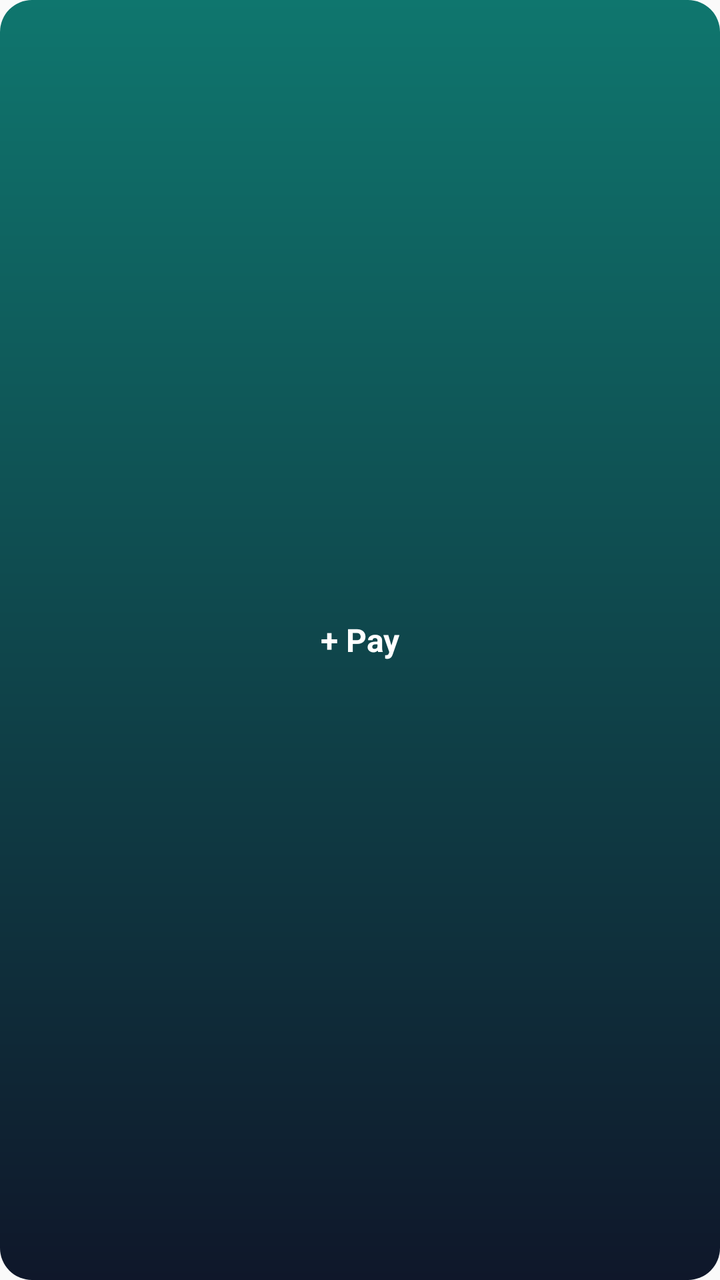
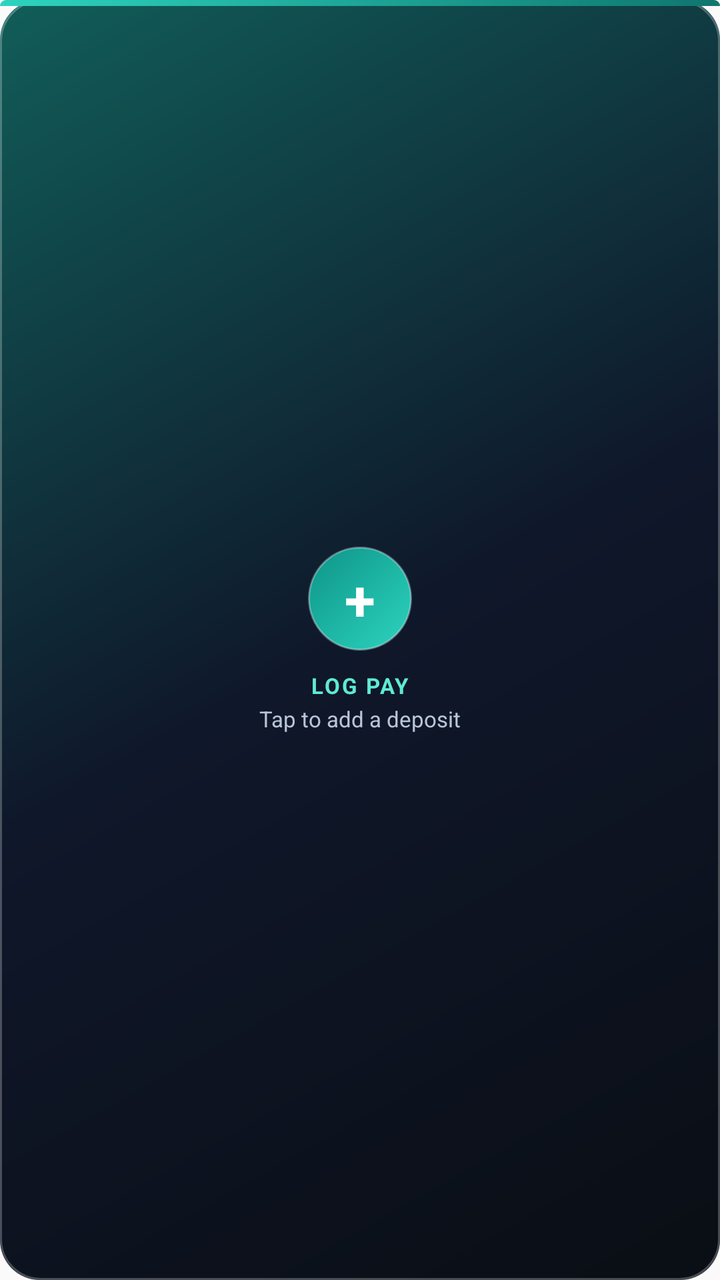

Two renders of the same Android screen: before a commit and after it. Below are the layout's source before the change and the commit's diff.
<!-- AndroidManifest.xml: application theme AppTheme -->
<!-- res/layout/widget_paylog.xml -->
<?xml version="1.0" encoding="utf-8"?>
<FrameLayout xmlns:android="http://schemas.android.com/apk/res/android"
  android:id="@+id/widget_root"
  android:layout_width="match_parent"
  android:layout_height="match_parent"
  android:padding="8dp"
  android:background="@drawable/widget_bg">

  <TextView
    android:layout_width="match_parent"
    android:layout_height="match_parent"
    android:gravity="center"
    android:text="+ Pay"
    android:textStyle="bold"
    android:textSize="16sp"
    android:textColor="@android:color/white" />

</FrameLayout>
<!-- resources referenced by this layout -->
<resources>
  <!-- drawable widget_bg (drawable) -->
  <?xml version="1.0" encoding="utf-8"?>
  <shape xmlns:android="http://schemas.android.com/apk/res/android" android:shape="rectangle">
    <corners android:radius="16dp" />
    <gradient
      android:angle="90"
      android:startColor="#0F172A"
      android:endColor="#0F766E" />
    <padding
      android:left="12dp"
      android:top="12dp"
      android:right="12dp"
      android:bottom="12dp" />
  </shape>
  <style name="AppTheme" parent="Theme.AppCompat.Light.DarkActionBar">
          
          <item name="colorPrimary">@color/colorPrimary</item>
          <item name="colorPrimaryDark">@color/colorPrimaryDark</item>
          <item name="colorAccent">@color/colorAccent</item>
      </style>
</resources>

<!-- the commit's change to res/layout/widget_paylog.xml (unified diff, before → after) -->
@@ -3,16 +3,52 @@
   android:id="@+id/widget_root"
   android:layout_width="match_parent"
   android:layout_height="match_parent"
-  android:padding="8dp"
-  android:background="@drawable/widget_bg">
+  android:background="@drawable/widget_shell">
 
-  <TextView
+  <View
+    android:layout_width="match_parent"
+    android:layout_height="3dp"
+    android:background="@drawable/widget_accent_teal" />
+
+  <LinearLayout
     android:layout_width="match_parent"
     android:layout_height="match_parent"
     android:gravity="center"
-    android:text="+ Pay"
-    android:textStyle="bold"
-    android:textSize="16sp"
-    android:textColor="@android:color/white" />
+    android:orientation="vertical"
+    android:padding="14dp">
 
+    <FrameLayout
+      android:layout_width="52dp"
+      android:layout_height="52dp"
+      android:background="@drawable/widget_pay_fab">
+
+      <TextView
+        android:layout_width="match_parent"
+        android:layout_height="match_parent"
+        android:gravity="center"
+        android:text="+"
+        android:textColor="@color/widget_text_primary"
+        android:textSize="28sp"
+        android:textStyle="bold" />
+    </FrameLayout>
+
+    <TextView
+      android:layout_width="wrap_content"
+      android:layout_height="wrap_content"
+      android:layout_marginTop="10dp"
+      android:letterSpacing="0.08"
+      android:text="LOG PAY"
+      android:textAllCaps="true"
+      android:textColor="@color/widget_text_accent"
+      android:textSize="11sp"
+      android:textStyle="bold" />
+
+    <TextView
+      android:layout_width="wrap_content"
+      android:layout_height="wrap_content"
+      android:layout_marginTop="2dp"
+      android:text="Tap to add a deposit"
+      android:textColor="@color/widget_text_muted"
+      android:textSize="11sp" />
+  </LinearLayout>
 </FrameLayout>
<!-- resource entries referenced after the edit -->
@@ -1,19 +1,55 @@
 <!-- resources referenced by this layout -->
 <resources>
-  <!-- drawable widget_bg (drawable) -->
+  <color name="widget_text_accent">#5EEAD4</color>
+  <color name="widget_text_muted">#B8C5D6</color>
+  <color name="widget_text_primary">#FFFFFFFF</color>
+  <!-- drawable widget_accent_teal (drawable) -->
   <?xml version="1.0" encoding="utf-8"?>
   <shape xmlns:android="http://schemas.android.com/apk/res/android" android:shape="rectangle">
-    <corners android:radius="16dp" />
+    <corners
+      android:topLeftRadius="20dp"
+      android:topRightRadius="20dp"
+      android:bottomLeftRadius="0dp"
+      android:bottomRightRadius="0dp" />
     <gradient
-      android:angle="90"
-      android:startColor="#0F172A"
+      android:angle="0"
+      android:startColor="#2DD4BF"
       android:endColor="#0F766E" />
-    <padding
-      android:left="12dp"
-      android:top="12dp"
-      android:right="12dp"
-      android:bottom="12dp" />
+    <size android:height="3dp" />
   </shape>
+  <!-- drawable widget_pay_fab (drawable) -->
+  <?xml version="1.0" encoding="utf-8"?>
+  <shape xmlns:android="http://schemas.android.com/apk/res/android" android:shape="oval">
+    <gradient
+      android:angle="135"
+      android:startColor="#2DD4BF"
+      android:endColor="#0D9488" />
+    <stroke
+      android:width="1dp"
+      android:color="#55FFFFFF" />
+  </shape>
+  <!-- drawable widget_shell (drawable) -->
+  <?xml version="1.0" encoding="utf-8"?>
+  <layer-list xmlns:android="http://schemas.android.com/apk/res/android">
+    <item>
+      <shape android:shape="rectangle">
+        <corners android:radius="20dp" />
+        <gradient
+          android:angle="135"
+          android:startColor="#0A0E14"
+          android:centerColor="#0F172A"
+          android:endColor="#115E59" />
+      </shape>
+    </item>
+    <item>
+      <shape android:shape="rectangle">
+        <corners android:radius="20dp" />
+        <stroke
+          android:width="1dp"
+          android:color="#40FFFFFF" />
+      </shape>
+    </item>
+  </layer-list>
   <style name="AppTheme" parent="Theme.AppCompat.Light.DarkActionBar">
           
           <item name="colorPrimary">@color/colorPrimary</item>
